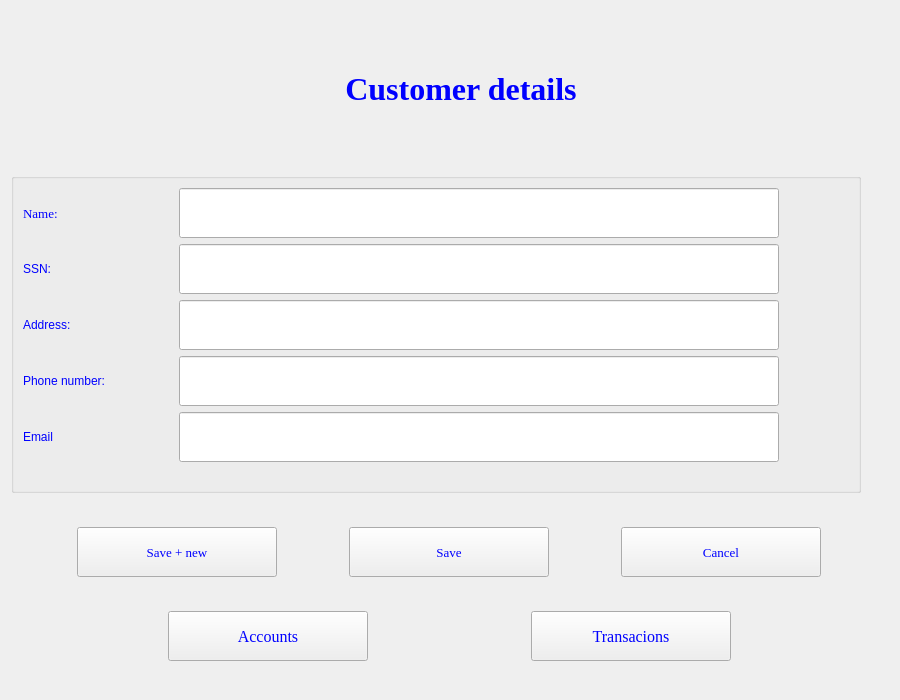
Above: customerdetails.ui from jonathansaetre/BankSystem before the change. Below: the same form after it.
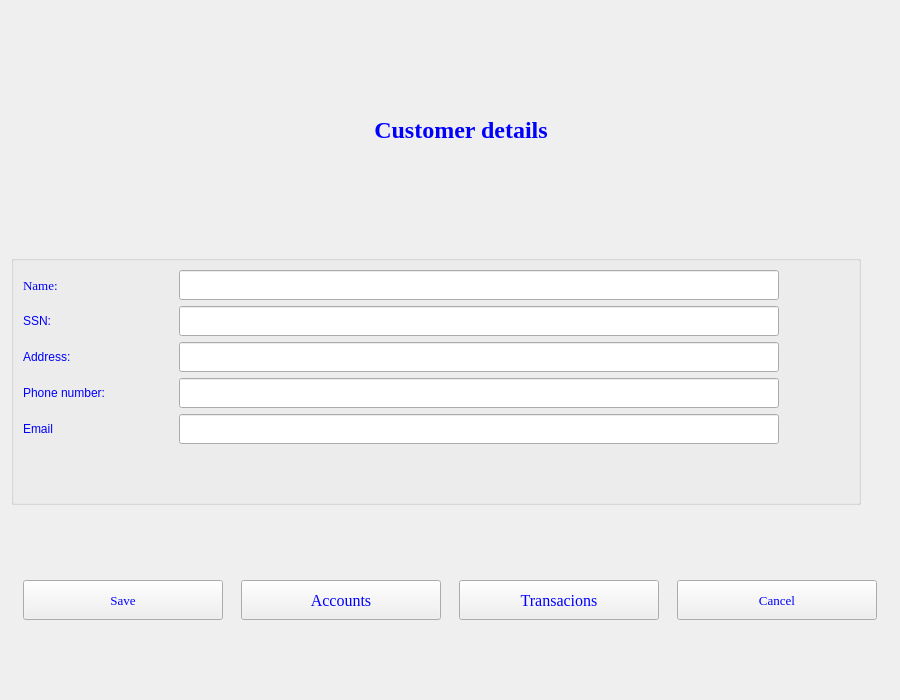
That is the form after the change.

Diff of the .ui file:
```diff
--- a/customerdetails.ui
+++ b/customerdetails.ui
@@ -52,7 +52,7 @@
      <property name="font">
       <font>
        <family>Times New Roman</family>
-       <pointsize>24</pointsize>
+       <pointsize>18</pointsize>
        <weight>75</weight>
        <bold>true</bold>
       </font>
@@ -76,13 +76,13 @@
      <property name="minimumSize">
       <size>
        <width>850</width>
-       <height>320</height>
+       <height>250</height>
       </size>
      </property>
      <property name="maximumSize">
       <size>
        <width>850</width>
-       <height>320</height>
+       <height>250</height>
       </size>
      </property>
      <property name="title">
@@ -102,13 +102,13 @@
           <property name="minimumSize">
            <size>
             <width>150</width>
-            <height>50</height>
+            <height>30</height>
            </size>
           </property>
           <property name="maximumSize">
            <size>
             <width>150</width>
-            <height>50</height>
+            <height>30</height>
            </size>
           </property>
           <property name="font">
@@ -130,13 +130,13 @@
           <property name="minimumSize">
            <size>
             <width>600</width>
-            <height>50</height>
+            <height>30</height>
            </size>
           </property>
           <property name="maximumSize">
            <size>
             <width>600</width>
-            <height>50</height>
+            <height>30</height>
            </size>
           </property>
          </widget>
@@ -152,13 +152,13 @@
           <property name="minimumSize">
            <size>
             <width>150</width>
-            <height>50</height>
+            <height>30</height>
            </size>
           </property>
           <property name="maximumSize">
            <size>
             <width>150</width>
-            <height>50</height>
+            <height>30</height>
            </size>
           </property>
           <property name="whatsThis">
@@ -174,13 +174,13 @@
           <property name="minimumSize">
            <size>
             <width>600</width>
-            <height>50</height>
+            <height>30</height>
            </size>
           </property>
           <property name="maximumSize">
            <size>
             <width>600</width>
-            <height>50</height>
+            <height>30</height>
            </size>
           </property>
          </widget>
@@ -196,13 +196,13 @@
           <property name="minimumSize">
            <size>
             <width>150</width>
-            <height>50</height>
+            <height>30</height>
            </size>
           </property>
           <property name="maximumSize">
            <size>
             <width>150</width>
-            <height>50</height>
+            <height>30</height>
            </size>
           </property>
           <property name="whatsThis">
@@ -218,13 +218,13 @@
           <property name="minimumSize">
            <size>
             <width>600</width>
-            <height>50</height>
+            <height>30</height>
            </size>
           </property>
           <property name="maximumSize">
            <size>
             <width>600</width>
-            <height>50</height>
+            <height>30</height>
            </size>
           </property>
          </widget>
@@ -240,13 +240,13 @@
           <property name="minimumSize">
            <size>
             <width>150</width>
-            <height>50</height>
+            <height>30</height>
            </size>
           </property>
           <property name="maximumSize">
            <size>
             <width>150</width>
-            <height>50</height>
+            <height>30</height>
            </size>
           </property>
           <property name="whatsThis">
@@ -262,13 +262,13 @@
           <property name="minimumSize">
            <size>
             <width>600</width>
-            <height>50</height>
+            <height>30</height>
            </size>
           </property>
           <property name="maximumSize">
            <size>
             <width>600</width>
-            <height>50</height>
+            <height>30</height>
            </size>
           </property>
          </widget>
@@ -278,13 +278,13 @@
           <property name="minimumSize">
            <size>
             <width>150</width>
-            <height>50</height>
+            <height>30</height>
            </size>
           </property>
           <property name="maximumSize">
            <size>
             <width>150</width>
-            <height>50</height>
+            <height>30</height>
            </size>
           </property>
           <property name="text">
@@ -297,13 +297,13 @@
           <property name="minimumSize">
            <size>
             <width>600</width>
-            <height>50</height>
+            <height>30</height>
            </size>
           </property>
           <property name="maximumSize">
            <size>
             <width>600</width>
-            <height>50</height>
+            <height>30</height>
            </size>
           </property>
          </widget>
@@ -315,43 +315,18 @@
    </item>
    <item>
     <layout class="QHBoxLayout" name="horizontalLayout">
-     <item>
-      <widget class="QPushButton" name="buttonSave_New">
-       <property name="minimumSize">
-        <size>
-         <width>200</width>
-         <height>50</height>
-        </size>
-       </property>
-       <property name="maximumSize">
-        <size>
-         <width>200</width>
-         <height>50</height>
-        </size>
-       </property>
-       <property name="font">
-        <font>
-         <family>Times New Roman</family>
-         <pointsize>10</pointsize>
-        </font>
-       </property>
-       <property name="text">
-        <string>Save + new</string>
-       </property>
-      </widget>
-     </item>
      <item>
       <widget class="QPushButton" name="buttonSave">
        <property name="minimumSize">
         <size>
          <width>200</width>
-         <height>50</height>
+         <height>40</height>
         </size>
        </property>
        <property name="maximumSize">
         <size>
          <width>200</width>
-         <height>50</height>
+         <height>40</height>
         </size>
        </property>
        <property name="font">
@@ -366,46 +341,17 @@
       </widget>
      </item>
      <item>
-      <widget class="QPushButton" name="buttonCancel">
-       <property name="minimumSize">
-        <size>
-         <width>200</width>
-         <height>50</height>
-        </size>
-       </property>
-       <property name="maximumSize">
-        <size>
-         <width>200</width>
-         <height>50</height>
-        </size>
-       </property>
-       <property name="font">
-        <font>
-         <family>Times New Roman</family>
-         <pointsize>10</pointsize>
-        </font>
-       </property>
-       <property name="text">
-        <string>Cancel</string>
-       </property>
-      </widget>
-     </item>
-    </layout>
-   </item>
-   <item>
-    <layout class="QHBoxLayout" name="horizontalLayout_2">
-     <item>
       <widget class="QPushButton" name="accountButton">
        <property name="minimumSize">
         <size>
          <width>200</width>
-         <height>50</height>
+         <height>40</height>
         </size>
        </property>
        <property name="maximumSize">
         <size>
          <width>200</width>
-         <height>50</height>
+         <height>40</height>
         </size>
        </property>
        <property name="text">
@@ -414,17 +360,17 @@
       </widget>
      </item>
      <item>
-      <widget class="QPushButton" name="pushButton">
+      <widget class="QPushButton" name="transactionButton">
        <property name="minimumSize">
         <size>
          <width>200</width>
-         <height>50</height>
+         <height>40</height>
         </size>
        </property>
        <property name="maximumSize">
         <size>
          <width>200</width>
-         <height>50</height>
+         <height>40</height>
         </size>
        </property>
        <property name="text">
@@ -432,6 +378,31 @@
        </property>
       </widget>
      </item>
+     <item>
+      <widget class="QPushButton" name="buttonCancel">
+       <property name="minimumSize">
+        <size>
+         <width>200</width>
+         <height>40</height>
+        </size>
+       </property>
+       <property name="maximumSize">
+        <size>
+         <width>200</width>
+         <height>40</height>
+        </size>
+       </property>
+       <property name="font">
+        <font>
+         <family>Times New Roman</family>
+         <pointsize>10</pointsize>
+        </font>
+       </property>
+       <property name="text">
+        <string>Cancel</string>
+       </property>
+      </widget>
+     </item>
     </layout>
    </item>
   </layout>
```
Left out of the diff: 3 changed lines with no effect on the pictures.
